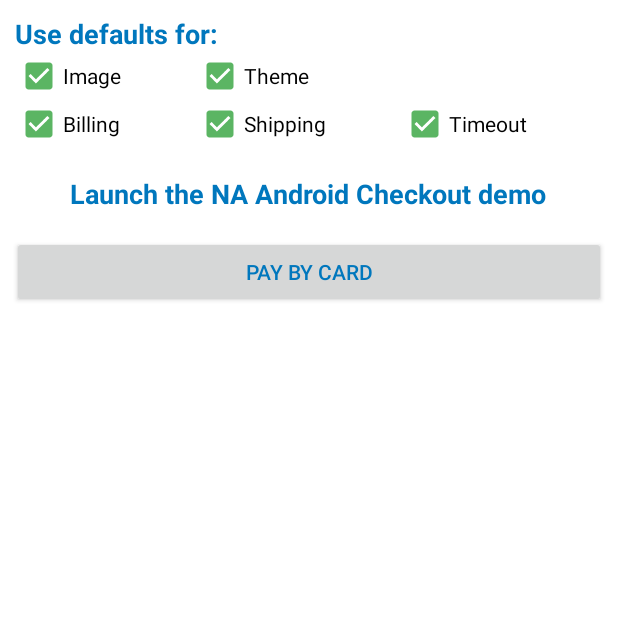
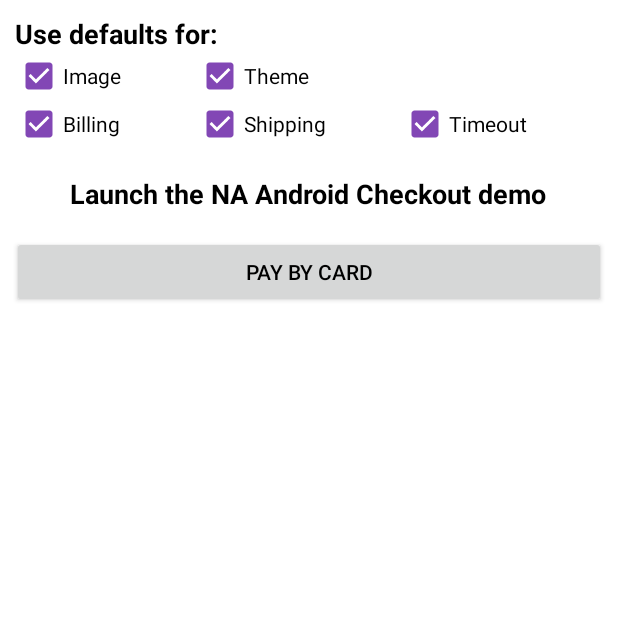
Before and after one commit to Beanstream/beanstream-android-payform-demo, an Android app: the screen it shows after launch (MainActivity), on a phone screen of 412 x 824 dp, the top half of it. Run offline under Robolectric (Android 15) with nearby library versions, the phone set to English and light mode, and no system bars.

Commit message:
Update jrog urls, demo default colors

```diff
--- a/app/build.gradle
+++ b/app/build.gradle
@@ -21,13 +21,13 @@ android {
     repositories {
         jcenter()
         maven {
-            url "https://bambora.jfrog.io/bambora/na-libs-release"
+            url "https://beanstream.jfrog.io/beanstream/libs-snapshot-local"
         }
     }
 }
 
 dependencies {
-    compile(group: 'com.bambora.na.android', name: 'checkout', version: '0.2.0', ext: 'aar')
+    compile(group: 'com.bambora.na.android', name: 'checkout', version: '0.2.0-SNAPSHOT', ext: 'aar')
     compile 'com.android.support:appcompat-v7:24.2.1'
     compile 'com.android.support:cardview-v7:24.2.1'
 
--- a/app/src/main/res/values/colors.xml
+++ b/app/src/main/res/values/colors.xml
@@ -2,10 +2,10 @@
 <resources>
 
     <!-- Demo Colors -->
-    <color name="demoAccent">#5bb563</color>
+    <color name="demoAccent">#8247b5</color>
     <color name="demoBackground">#FFFFFF</color>
     <color name="demoPrimary">#fbc762</color>
-    <color name="demoSecondary">#0077bd</color>
+    <color name="demoSecondary">#000000</color>
 
     <color name="demoErrorText">#e62232</color>
 
--- a/build.gradle
+++ b/build.gradle
@@ -5,7 +5,7 @@ buildscript {
         jcenter()
     }
     dependencies {
-        classpath 'com.android.tools.build:gradle:2.3.0'
+        classpath 'com.android.tools.build:gradle:2.3.1'
 
         // NOTE: Do not place your application dependencies here; they belong
         // in the individual module build.gradle files
```
